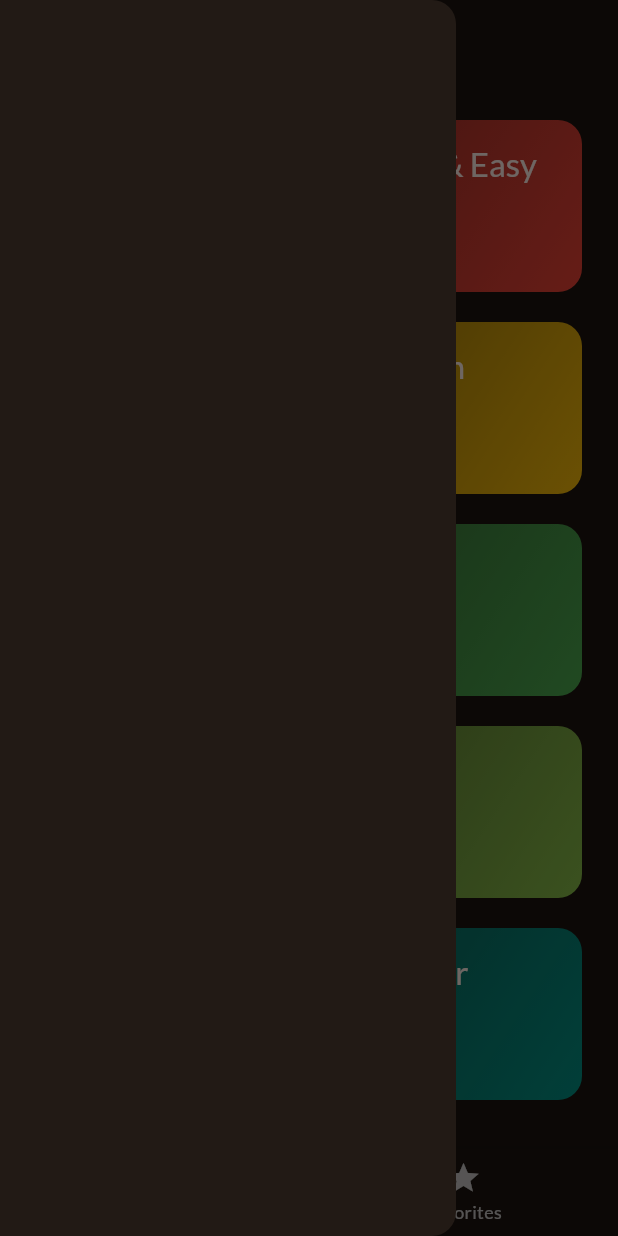
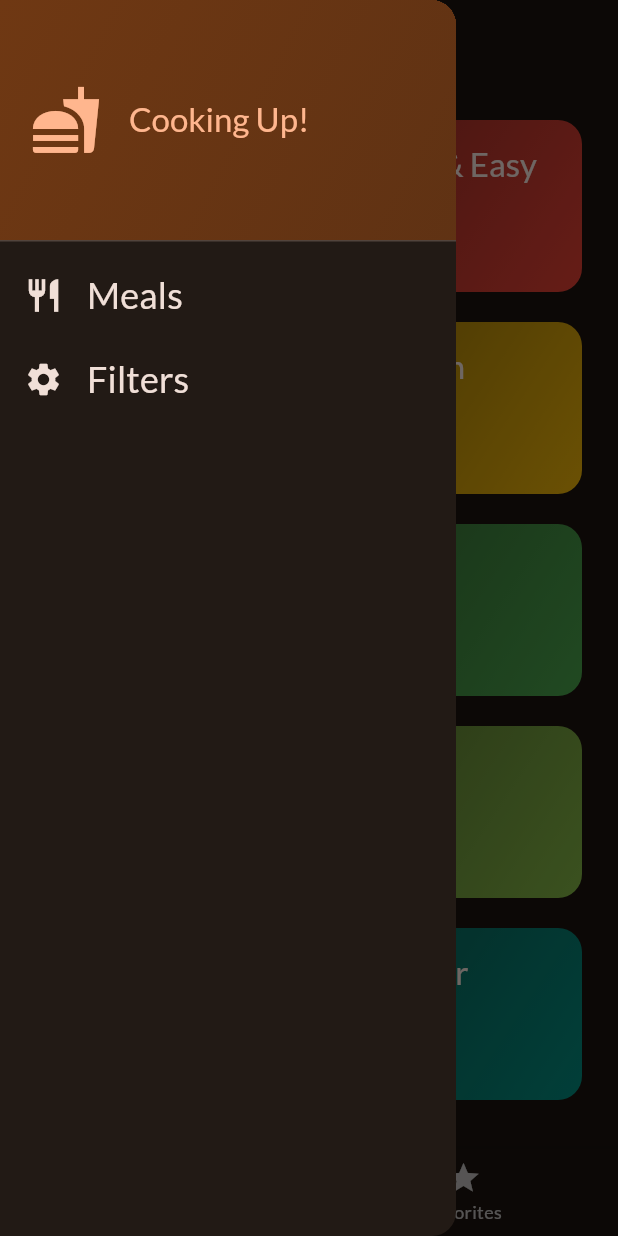
Before and after one commit to z1nl0x/flutter-udemy-course, a Flutter app: the screen it shows after launch, with the side drawer open, on a phone screen of 412 x 824 dp. Run offline on Flutter 3.47's test engine with Material 3 defaults, Android fonts, the phone set to English and light mode, and no system bars; our stand-ins replace google_fonts, transparent_image.

Commit message:
Meals App updates

```diff
--- a/meals/lib/screens/tabs.dart
+++ b/meals/lib/screens/tabs.dart
@@ -3,6 +3,7 @@ import 'package:meals/models/meal.dart';
 
 import 'package:meals/screens/categories.dart';
 import 'package:meals/screens/meals.dart';
+import 'package:meals/widgets/main_drawer.dart';
 
 class TabsScreen extends StatefulWidget {
   const TabsScreen({super.key});
@@ -48,6 +49,14 @@ class _TabsScreenState extends State<TabsScreen> {
     });
   }
 
+  void _setScreen(String indentifier) {
+    if (indentifier == 'filters') {
+
+    } else {
+      Navigator.of(context).pop();
+    }
+  }
+
   @override
   Widget build(BuildContext context) {
     Widget activePage =
@@ -66,7 +75,7 @@ class _TabsScreenState extends State<TabsScreen> {
       appBar: AppBar(
         title: Text(activePageTitle),
       ),
-      drawer: Drawer(),
+      drawer: MainDrawer(onSelectScreen: _setScreen,),
       body: activePage,
       bottomNavigationBar: BottomNavigationBar(
         onTap: _selectPage,
--- a/meals/lib/widgets/main_drawer.dart
+++ b/meals/lib/widgets/main_drawer.dart
@@ -1,7 +1,9 @@
 import 'package:flutter/material.dart';
 
 class MainDrawer extends StatelessWidget {
-  const MainDrawer({super.key});
+  const MainDrawer({super.key, required this.onSelectScreen});
+
+  final void Function(String identifier) onSelectScreen;
 
   @override
   Widget build(BuildContext context) {
@@ -36,12 +38,46 @@ class MainDrawer extends StatelessWidget {
                 Text(
                   'Cooking Up!',
                   style: Theme.of(context).textTheme.titleLarge!.copyWith(
-                    color: Theme.of(context).colorScheme.primary,
-                  ),
+                        color: Theme.of(context).colorScheme.primary,
+                      ),
                 ),
               ],
             ),
           ),
+          ListTile(
+            leading: Icon(
+              Icons.restaurant,
+              size: 26,
+              color: Theme.of(context).colorScheme.onBackground,
+            ),
+            title: Text(
+              'Meals',
+              style: Theme.of(context).textTheme.titleSmall!.copyWith(
+                    color: Theme.of(context).colorScheme.onBackground,
+                    fontSize: 24,
+                  ),
+            ),
+            onTap: () {
+              onSelectScreen('meals');
+            },
+          ),
+          ListTile(
+            leading: Icon(
+              Icons.settings,
+              size: 26,
+              color: Theme.of(context).colorScheme.onBackground,
+            ),
+            title: Text(
+              'Filters',
+              style: Theme.of(context).textTheme.titleSmall!.copyWith(
+                    color: Theme.of(context).colorScheme.onBackground,
+                    fontSize: 24,
+                  ),
+            ),
+            onTap: () {
+              onSelectScreen('filters');
+            },
+          )
         ],
       ),
     );
```
Also changed, not shown: meals/lib/screens/filters.dart (added).
